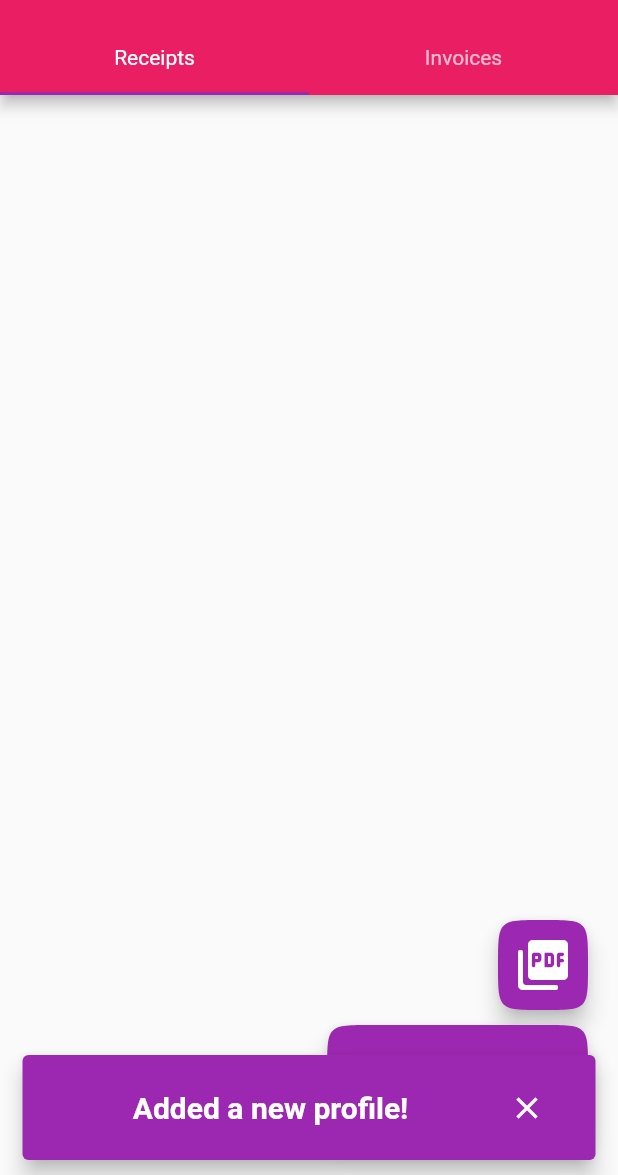
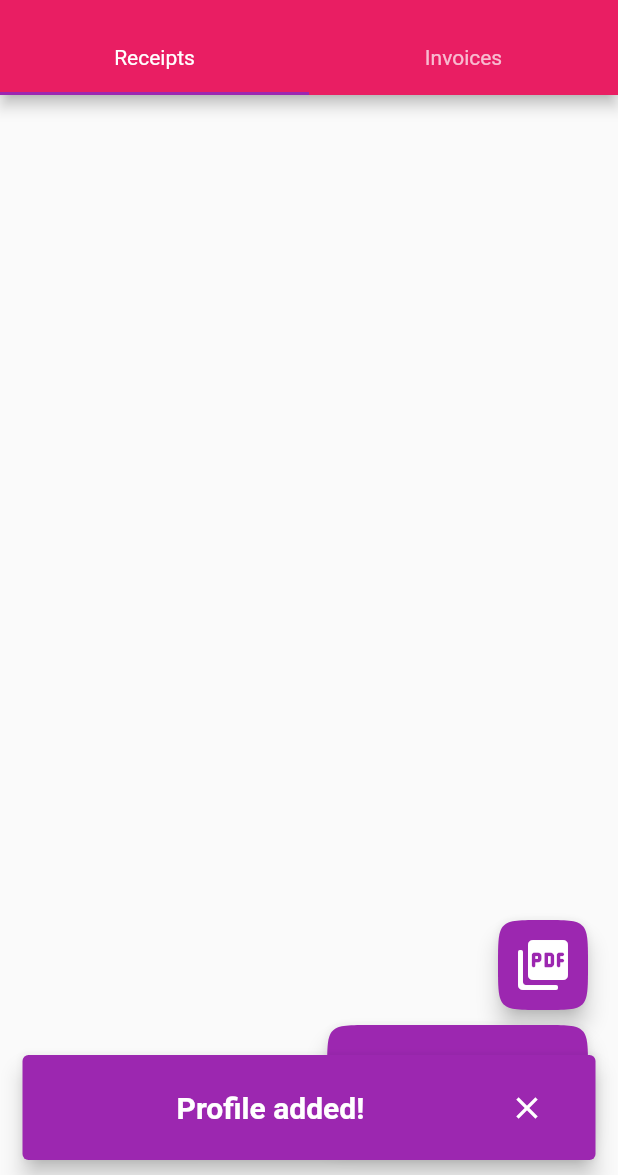
Before and after one commit to lepplaju/easymoney, a Flutter app: the screen it shows after launch, after a tap on "Add Profile", on a phone screen of 412 x 824 dp, the part 61-1236 px from its top. Run offline on Flutter 3.47's test engine with Material 2 defaults, Android fonts, the phone set to English and light mode, and no system bars; our stand-ins replace after_layout, file_picker, image_picker, pdf, share_plus, sqflite; missing offline and left inert: pdf_render; accounts and stored records are empty; generated files the repository leaves out were written again.

Commit message:
More localizations
Added localizations for:
- AddProfileRoute
- HomePage
- AppBarButton

```diff
--- a/lib/features/profile/presentation/add_profile_route.dart
+++ b/lib/features/profile/presentation/add_profile_route.dart
@@ -1,6 +1,6 @@
 import 'package:flutter/material.dart';
+import 'package:flutter_gen/gen_l10n/app_localizations.dart';
 import 'package:provider/provider.dart';
-import 'package:flutter_gen/gen_l10n/app_localizations.dart';
 
 import '../application/provider_profiles.dart';
 import '../../snacks/application/send_snack.dart';
@@ -47,7 +47,7 @@ class _AddProfileRouteState extends State<AddProfileRoute> {
   }
 
   /// Add a new profile using current values from the UI
-  _addProfile() async {
+  _addProfile({required String successSnack}) async {
     // TODO Don't allow empty values
     await providerProfiles.addProfile(
       profileName: profileNameController.text.trim(),
@@ -59,7 +59,7 @@ class _AddProfileRouteState extends State<AddProfileRoute> {
     );
 
     if (context.mounted) {
-      sendSnack(context: context, content: 'Added a new profile!');
+      sendSnack(context: context, content: successSnack);
       Navigator.of(context).pop();
     }
   }
@@ -81,21 +81,15 @@ class _AddProfileRouteState extends State<AddProfileRoute> {
             padding: const EdgeInsets.all(15),
             child: Column(
               children: [
-                // FIXME Localization
-                const Text(
-                  'Add a new profile. Profiles are used '
-                  'for saving information to be put on the invoice. '
-                  'Create different profiles for different recipients '
-                  'of the invoices.',
+                Text(
+                  locals.addProfileRouteDescription,
                   textAlign: TextAlign.center,
                 ),
                 TextField(
                   controller: profileNameController,
-                  decoration: const InputDecoration(
-                    // FIXME Localization
-                    label: Text('Profile Name'),
-                    // FIXME Localization
-                    hintText: 'For you to recognize the profile.',
+                  decoration: InputDecoration(
+                    label: Text(locals.addProfileRouteProfileName),
+                    hintText: locals.addProfileRouteProfileNameHint,
                     isDense: true,
                   ),
                   textCapitalization: TextCapitalization.sentences,
@@ -103,10 +97,8 @@ class _AddProfileRouteState extends State<AddProfileRoute> {
                 ),
                 TextField(
                   controller: firstNameController,
-                  decoration: const InputDecoration(
-                    // FIXME Localization
-                    label: Text('First Name'),
-                    // FIXME Localization
+                  decoration: InputDecoration(
+                    label: Text(locals.addProfileRouteFirstName),
                     hintText: 'Ben, Jake, Rose, Sophie...',
                   ),
                   textCapitalization: TextCapitalization.sentences,
@@ -114,9 +106,8 @@ class _AddProfileRouteState extends State<AddProfileRoute> {
                 ),
                 TextField(
                   controller: lastNameController,
-                  decoration: const InputDecoration(
-                    // FIXME Localization
-                    label: Text('Last Name'),
+                  decoration: InputDecoration(
+                    label: Text(locals.addProfileRouteLastName),
                     hintText: 'Anderson, Patel, Smith...',
                   ),
                   textCapitalization: TextCapitalization.sentences,
@@ -124,10 +115,8 @@ class _AddProfileRouteState extends State<AddProfileRoute> {
                 ),
                 TextField(
                   controller: targetController,
-                  decoration: const InputDecoration(
-                    // FIXME Localization
-                    label: Text('Reference'),
-                    // FIXME Localization
+                  decoration: InputDecoration(
+                    label: Text(locals.addProfileRouteReference),
                     hintText: 'Korttelikylä, Asuva, Harju...',
                   ),
                   textCapitalization: TextCapitalization.sentences,
@@ -135,9 +124,8 @@ class _AddProfileRouteState extends State<AddProfileRoute> {
                 ),
                 TextField(
                   controller: ibanController,
-                  decoration: const InputDecoration(
-                    // FIXME Localization
-                    label: Text('IBAN'),
+                  decoration: InputDecoration(
+                    label: Text(locals.addProfileRouteIBAN),
                     hintText: 'FI83 4978 8259 0005 97...',
                   ),
                   textCapitalization: TextCapitalization.sentences,
@@ -145,10 +133,11 @@ class _AddProfileRouteState extends State<AddProfileRoute> {
                 ),
                 ElevatedButton(
                     onPressed: () {
-                      _addProfile();
+                      _addProfile(
+                        successSnack: locals.addProfileRouteSuccessSnack,
+                      );
                     },
-                    // FIXME Localization
-                    child: const Text('Add Profile'))
+                    child: Text(locals.addProfileRouteSubmitButton))
               ],
             ),
           ),
--- a/lib/features/profile/presentation/app_bar_button_profiles.dart
+++ b/lib/features/profile/presentation/app_bar_button_profiles.dart
@@ -1,4 +1,5 @@
 import 'package:flutter/material.dart';
+import 'package:flutter_gen/gen_l10n/app_localizations.dart';
 import 'package:provider/provider.dart';
 
 import '../application/provider_profiles.dart';
@@ -14,7 +15,7 @@ class AppBarButtonProfiles extends StatelessWidget {
   });
 
   List<DropdownMenuItem<int>> _items(
-      BuildContext context, List<Profile> profiles) {
+      BuildContext context, List<Profile> profiles, AppLocalizations locals) {
     final List<DropdownMenuItem<int>> items = [];
     for (var profile in profiles) {
       items.add(DropdownMenuItem(
@@ -25,12 +26,10 @@ class AppBarButtonProfiles extends StatelessWidget {
         ),
       ));
     }
-    // FIXME Localization
-    items.add(
-        const DropdownMenuItem<int>(value: 0, child: Text('Edit Profile')));
-    // FIXME Localization
-    items
-        .add(const DropdownMenuItem<int>(value: 1, child: Text('Add Profile')));
+    items.add(DropdownMenuItem<int>(
+        value: 0, child: Text(locals.appBarButtonEditProfile)));
+    items.add(DropdownMenuItem<int>(
+        value: 1, child: Text(locals.appBarButtonAddProfile)));
     return items;
   }
 
@@ -68,7 +67,11 @@ class AppBarButtonProfiles extends StatelessWidget {
             providerReceipts.fetchReceipts(profileId: value);
           }
         },
-        items: _items(context, providerProfiles.profiles),
+        items: _items(
+          context,
+          providerProfiles.profiles,
+          AppLocalizations.of(context)!,
+        ),
       ),
     );
   }
--- a/lib/home_page.dart
+++ b/lib/home_page.dart
@@ -1,14 +1,15 @@
 import 'dart:async';
 
+import 'package:after_layout/after_layout.dart';
 import 'package:flutter/material.dart';
+import 'package:flutter_gen/gen_l10n/app_localizations.dart';
 import 'package:provider/provider.dart';
-import 'package:after_layout/after_layout.dart';
 
+import 'features/invoices/presentation/invoices_tab.dart';
 import 'features/profile/application/provider_profiles.dart';
+import 'features/profile/presentation/add_profile_route.dart';
+import 'features/profile/presentation/app_bar_button_profiles.dart';
 import 'features/receipts/presentation/receipt_tab.dart';
-import 'features/profile/presentation/app_bar_button_profiles.dart';
-import 'features/profile/presentation/add_profile_route.dart';
-import 'features/invoices/presentation/invoices_tab.dart';
 
 import 'utils/create_route.dart';
 
@@ -24,6 +25,7 @@ class HomePage extends StatefulWidget {
 /// State for [HomePage]
 class _HomePageState extends State<HomePage> with AfterLayoutMixin<HomePage> {
   late final ProviderProfiles providerProfiles;
+  late final AppLocalizations locals;
 
   Future<void>? future;
   var isInitialized = false;
@@ -49,7 +51,7 @@ class _HomePageState extends State<HomePage> with AfterLayoutMixin<HomePage> {
   void didChangeDependencies() {
     if (!isInitialized) {
       providerProfiles = Provider.of<ProviderProfiles>(context);
-      //future = providerProfiles.getProfiles();
+      locals = AppLocalizations.of(context)!;
       isInitialized = true;
     }
     super.didChangeDependencies();
@@ -69,15 +71,13 @@ class _HomePageState extends State<HomePage> with AfterLayoutMixin<HomePage> {
               child: AppBarButtonProfiles(),
             ),
           ],
-          bottom: const TabBar(
+          bottom: TabBar(
             tabs: [
               Tab(
-                // FIXME Localization
-                text: 'Receipts',
+                text: locals.homePageReceiptsTabLabel,
               ),
               Tab(
-                // FIXME Localization
-                text: 'Invoices',
+                text: locals.homePageInvoicesTabLabel,
               ),
             ],
           ),
@@ -89,7 +89,6 @@ class _HomePageState extends State<HomePage> with AfterLayoutMixin<HomePage> {
                 return const TabBarView(
                   children: [
                     ReceiptTab(),
-                    // TODO Invoices
                     InvoicesTab(),
                   ],
                 );
--- a/pubspec.yaml
+++ b/pubspec.yaml
@@ -16,7 +16,7 @@ publish_to: 'none' # Remove this line if you wish to publish to pub.dev
 # https://developer.apple.com/library/archive/documentation/General/Reference/InfoPlistKeyReference/Articles/CoreFoundationKeys.html
 # In Windows, build-name is used as the major, minor, and patch parts
 # of the product and file versions while build-number is used as the build suffix.
-version: 0.5.1
+version: 0.5.2
 
 environment:
   sdk: '>=3.0.0 <4.0.0'
```
Also changed, not shown: assets/localization_source/add_profile_route.txt (+81 -0 lines), assets/localization_source/appbar_button.txt (added, +17 -0 lines), assets/localization_source/home_page.txt (added, +17 -0 lines), lib/l10n/app_en.arb (+78 -0 lines), lib/l10n/app_fi.arb (+14 -1 lines).
